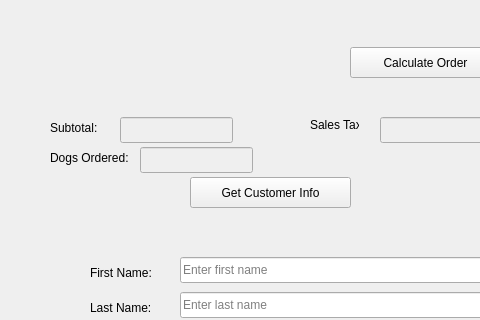
Above: DroneDogs.ui from nramichr/SDEV140_Q before the change; both pictures show x 0 to 480 and y 263 to 583 of the 865 by 808 pixel window. Below: the same form after it.
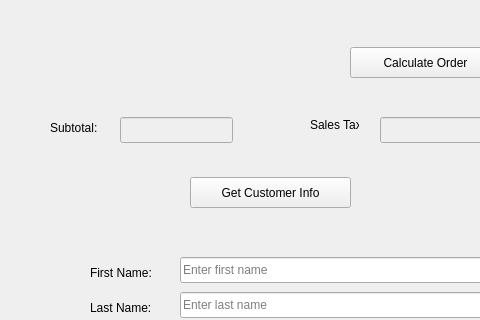
That is the form after the change. Icons and pictures are not drawn.

The edit to the form file:
```diff
--- a/DroneDogs.ui
+++ b/DroneDogs.ui
@@ -104,19 +104,6 @@
      <string>Total Cost:</string>
     </property>
    </widget>
-    <widget class="QLabel" name="Label_TotalDogs">
-     <property name="geometry">
-        <rect>
-         <x>50</x>
-         <y>410</y>
-         <width>85</width>
-         <height>21</height>
-        </rect>
-     </property>
-     <property name="text">
-        <string>Dogs Ordered:</string>
-     </property>
-    </widget>
    <widget class="QSpinBox" name="Spin_Box__BeefDogs">
     <property name="geometry">
      <rect>
@@ -192,25 +179,6 @@
      <bool>true</bool>
     </property>
    </widget>
-    <widget class="QLineEdit" name="lineEdit_TotalDogs">
-     <property name="enabled">
-        <bool>false</bool>
-     </property>
-     <property name="geometry">
-        <rect>
-         <x>140</x>
-         <y>410</y>
-         <width>113</width>
-         <height>26</height>
-        </rect>
-     </property>
-     <property name="alignment">
-        <set>Qt::AlignRight|Qt::AlignTrailing|Qt::AlignVCenter</set>
-     </property>
-     <property name="readOnly">
-        <bool>true</bool>
-     </property>
-    </widget>
    <widget class="QLineEdit" name="lineEdit_2_Sales_Tax">
     <property name="enabled">
      <bool>false</bool>
```
Left out of the diff: 2 changed lines with no effect on the pictures.
